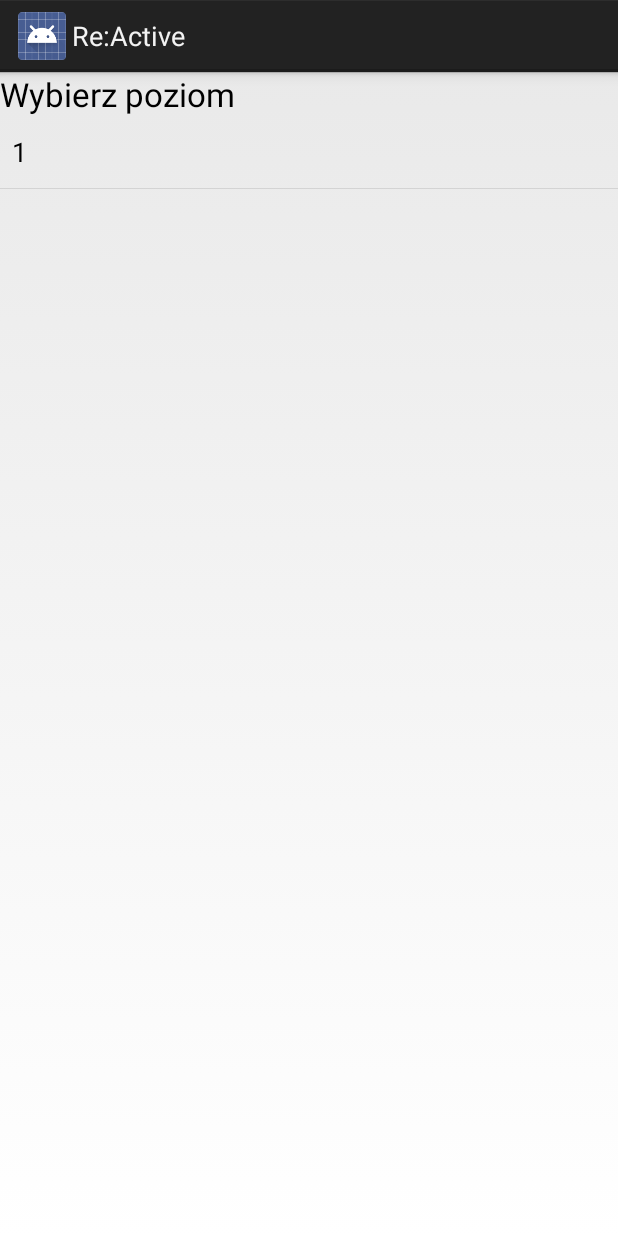
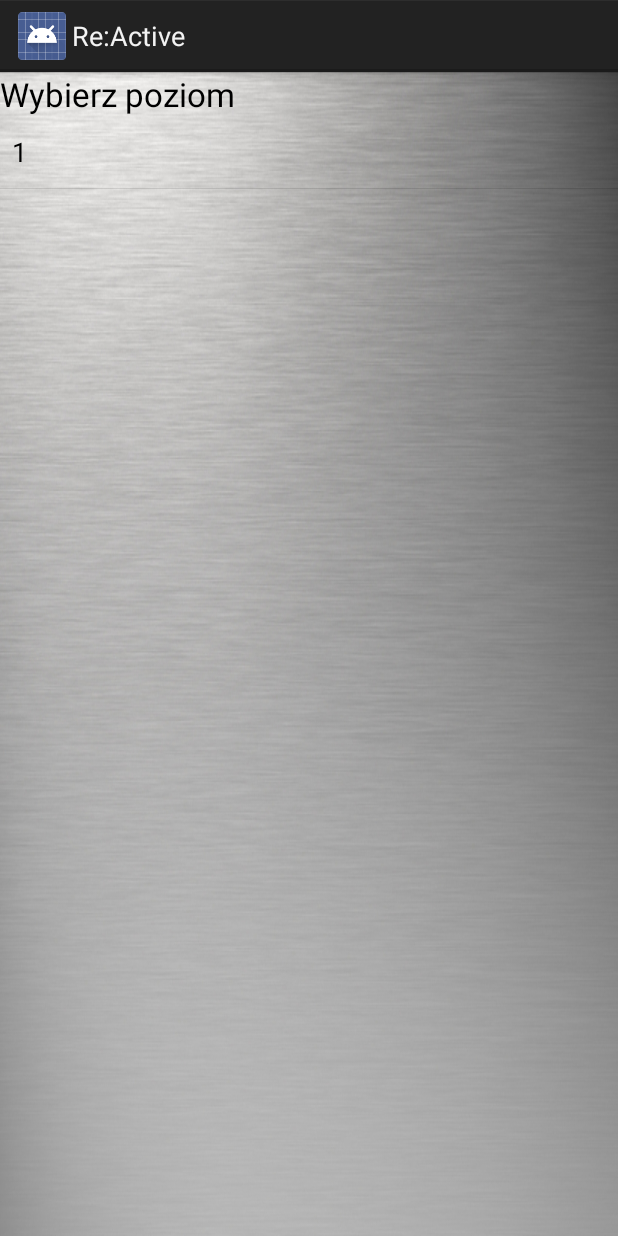
Before and after one commit to GreeKpl/ReActive, an Android app: the RainbowActivity screen opened directly, with no data from a screen before it, on a phone screen of 412 x 824 dp. Run offline under Robolectric (Android 15) with nearby library versions, the phone set to English and light mode, and no system bars.

Commit message:
Add background to activity_level_selection

```diff
--- a/app/src/main/res/layout/activity_level_selection.xml
+++ b/app/src/main/res/layout/activity_level_selection.xml
@@ -3,6 +3,7 @@
 <LinearLayout xmlns:android="http://schemas.android.com/apk/res/android"
     android:orientation="vertical" android:layout_width="match_parent"
     android:layout_height="match_parent"
+    android:background="@drawable/tapeta"
     android:weightSum="1">
 
     <TextView
```
